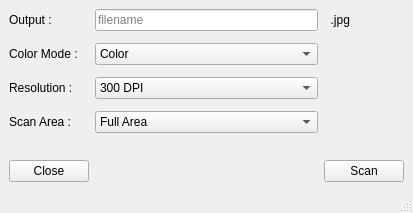
Qt form files/mainwindow.ui (ksharindam/pix-scan) before a commit.
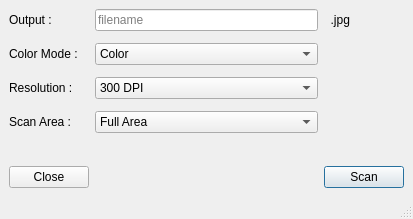
The same form after that commit.

```diff
--- a/files/mainwindow.ui
+++ b/files/mainwindow.ui
@@ -7,7 +7,7 @@
     <x>0</x>
     <y>0</y>
     <width>413</width>
-    <height>213</height>
+    <height>219</height>
    </rect>
   </property>
   <property name="windowTitle">
@@ -139,6 +139,9 @@
       <property name="text">
        <string>Scan</string>
       </property>
+      <property name="default">
+       <bool>true</bool>
+      </property>
      </widget>
     </item>
     <item row="5" column="0">
```
Left out of the diff: 2 changed lines with no effect on the pictures.
